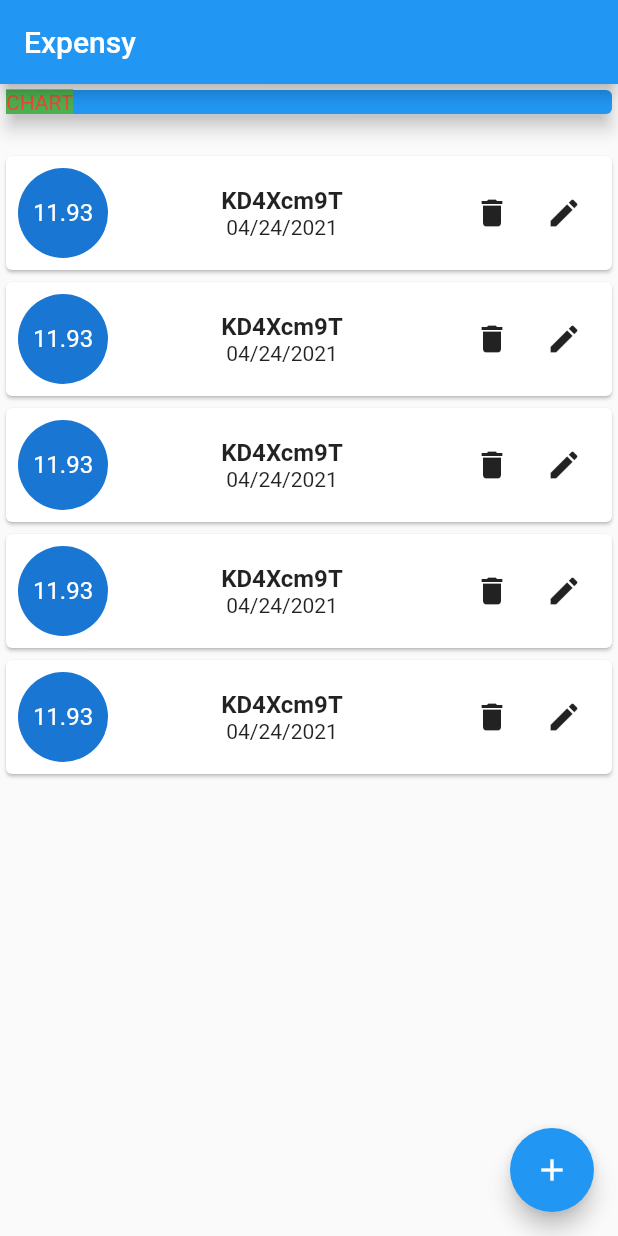
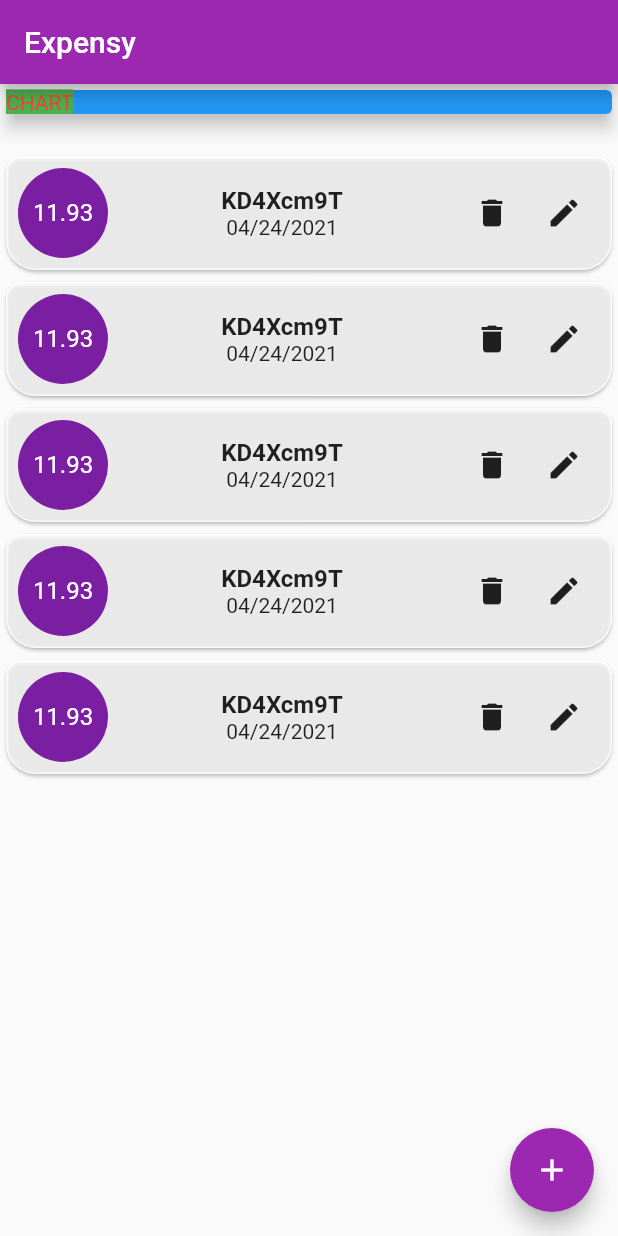
Before and after one commit to reymillenium/expensy_flutter, a Flutter app: the screen it shows after launch, on a phone screen of 412 x 824 dp. Run offline on Flutter 3.47's test engine with Material 2 defaults, Android fonts, the phone set to English and light mode, and no system bars.

Commit message:
Modified the app the,e

```diff
--- a/lib/components/transaction_tile.dart
+++ b/lib/components/transaction_tile.dart
@@ -28,6 +28,20 @@ class TransactionsTile extends StatelessWidget {
     final String formattedDate = formatter.format(transaction.createAt);
 
     return Card(
+      // shadowColor: Colors.purpleAccent,
+      color: Colors.white70,
+      // margin: EdgeInsets.all(10),
+      shape: RoundedRectangleBorder(
+        side: BorderSide(color: Colors.white70, width: 1),
+        // side: BorderSide(color: Colors.red, width: 1),
+        // borderRadius: BorderRadius.circular(10),
+        borderRadius: BorderRadius.only(
+          topLeft: Radius.circular(10),
+          topRight: Radius.circular(10),
+          bottomLeft: Radius.circular(20),
+          bottomRight: Radius.circular(20),
+        ),
+      ),
       child: Padding(
         padding: const EdgeInsets.all(8.0),
         child: Row(
@@ -60,11 +74,17 @@ class TransactionsTile extends StatelessWidget {
               mainAxisSize: MainAxisSize.min,
               children: [
                 IconButton(
-                  icon: Icon(Icons.delete),
+                  icon: Icon(
+                    Icons.delete,
+                    // color: Colors.purple,
+                  ),
                   onPressed: () {},
                 ),
                 IconButton(
-                  icon: Icon(Icons.edit),
+                  icon: Icon(
+                    Icons.edit,
+                    // color: Colors.purple,
+                  ),
                   onPressed: () {},
                 ),
               ],
--- a/lib/main.dart
+++ b/lib/main.dart
@@ -22,7 +22,7 @@ class MyApp extends StatelessWidget {
     return MaterialApp(
       title: 'Flutter Demo',
       theme: ThemeData(
-        primarySwatch: Colors.blue,
+        primarySwatch: Colors.purple,
       ),
       home: TransactionsScreen(title: 'Expensy'),
     );
```
